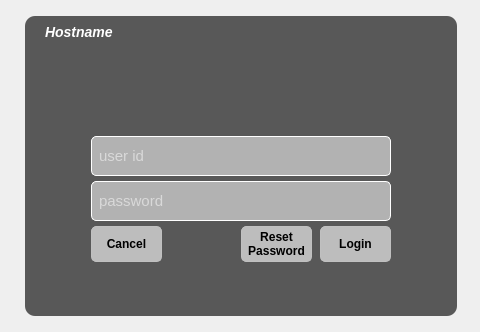
Old version of the form loginform.ui in the repository aciklab/Hvl-Lightdm-Greeter; both pictures show x 159 to 639 and y 0 to 332 of the 800 by 332 pixel window.
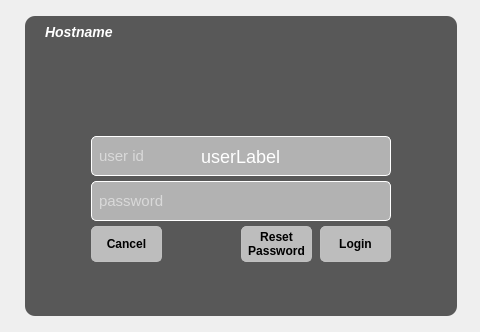
New version of the form. Icons and pictures are not drawn.

Commit message: new user interface added, other user button added

```diff
--- a/loginform.ui
+++ b/loginform.ui
@@ -267,9 +267,8 @@
      <widget class="QWidget" name="loginpage">
       <property name="styleSheet">
        <string notr="true">#loginframe{
-    border:0px solid rgba(255,255,255,0.7);
     background-color: rgba(50,50,50, 0.8);
-    border-radius: 10px;
+	border-radius: 10px;
 }
 #messagelabel{
 	color: white;
@@ -282,6 +281,12 @@
     font:bold italic;
 }
 
+#userLabel {
+	color: white;
+	font-size:18px;
+    
+}
+
 QComboBox,
 QPushButton {
     color:black;
@@ -846,6 +851,27 @@
            <string>Cancel</string>
           </property>
          </widget>
+         <widget class="QLabel" name="userLabel">
+          <property name="geometry">
+           <rect>
+            <x>140</x>
+            <y>120</y>
+            <width>151</width>
+            <height>41</height>
+           </rect>
+          </property>
+          <property name="font">
+           <font>
+            <pointsize>-1</pointsize>
+           </font>
+          </property>
+          <property name="text">
+           <string>userLabel</string>
+          </property>
+          <property name="alignment">
+           <set>Qt::AlignCenter</set>
+          </property>
+         </widget>
         </widget>
        </item>
        <item>
```
Left out of the diff: 34 changed lines with no effect on the pictures. The commit also changes 15 other files.
